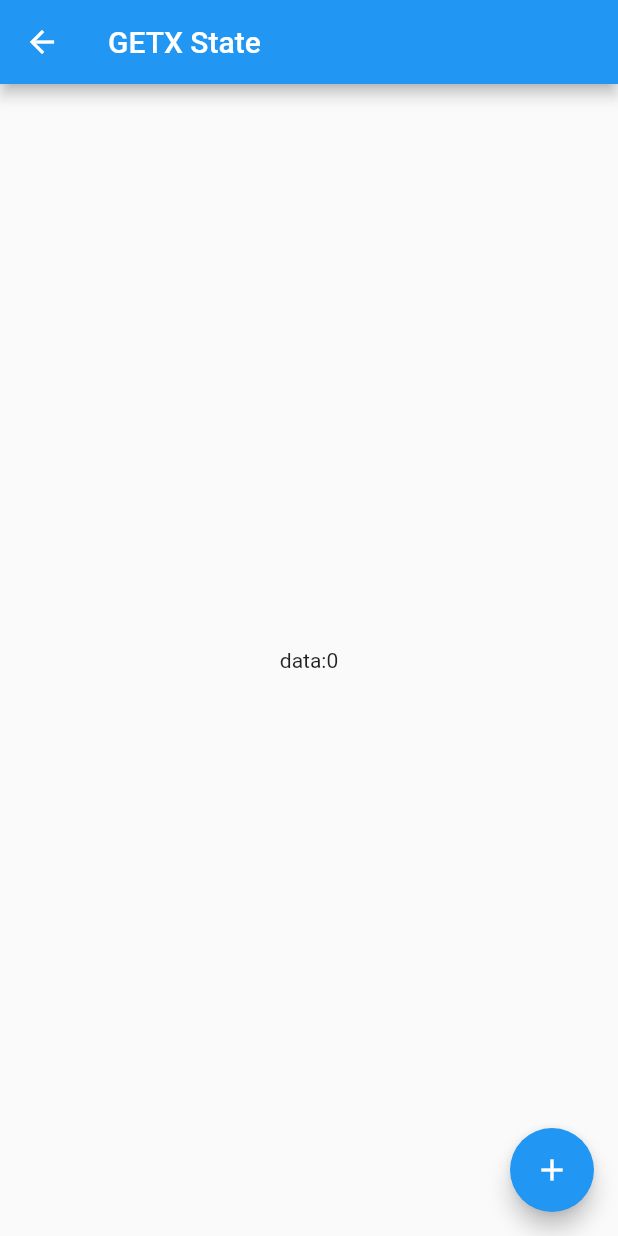
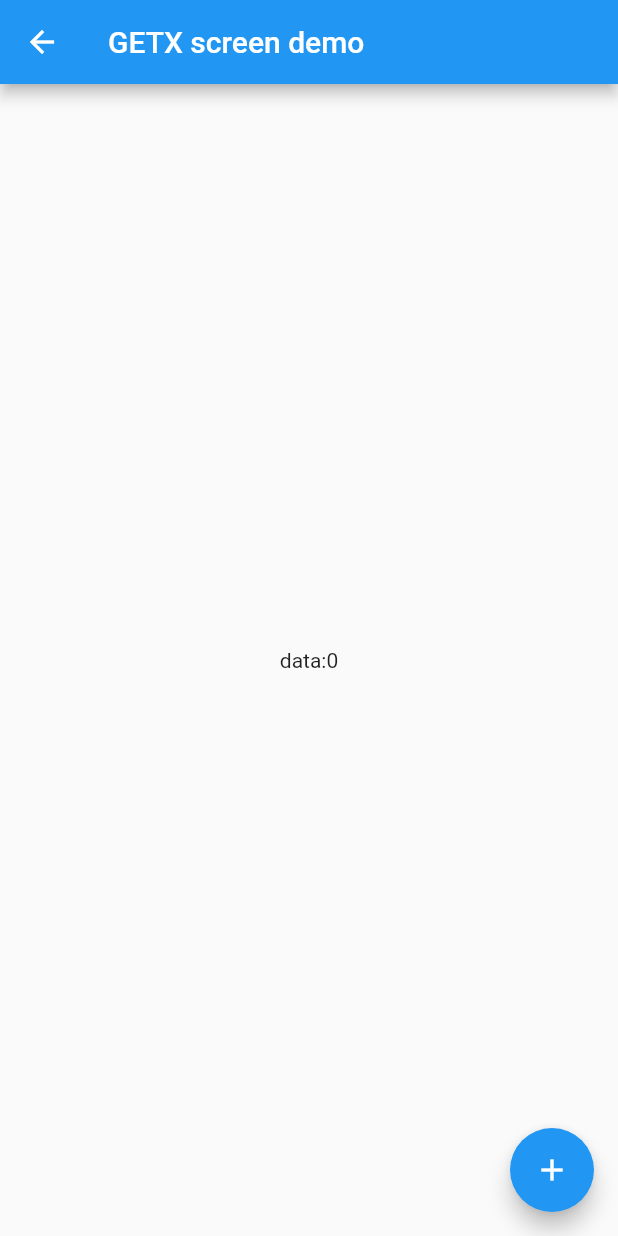
Before and after one commit to MsnGlobal/getx_project, a Flutter app: the GetXDemoScreen screen opened directly, on a phone screen of 412 x 824 dp. Run offline on Flutter 3.47's test engine with Material 2 defaults, Android fonts, the phone set to English and light mode, and no system bars; our stand-ins replace get.

Commit message:
by uzair

```diff
--- a/lib/global_management_screen.dart
+++ b/lib/global_management_screen.dart
@@ -11,7 +11,7 @@ class GetXDemoScreen extends StatelessWidget {
   Widget build(BuildContext context) {
     return Scaffold(
       appBar: AppBar(
-        title: const Text('GETX State'),
+        title: const Text('GETX screen demo'),
       ),
       body: Center(
           // ////getBuilder
```
